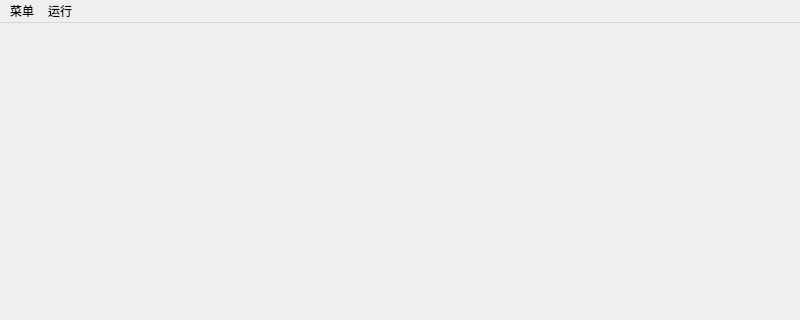
First picture: the form in main.ui, repository foryoung365/DBTableCheckHelper, before the edit; both pictures show x 0 to 800 and y 0 to 320 of the 800 by 600 pixel window.
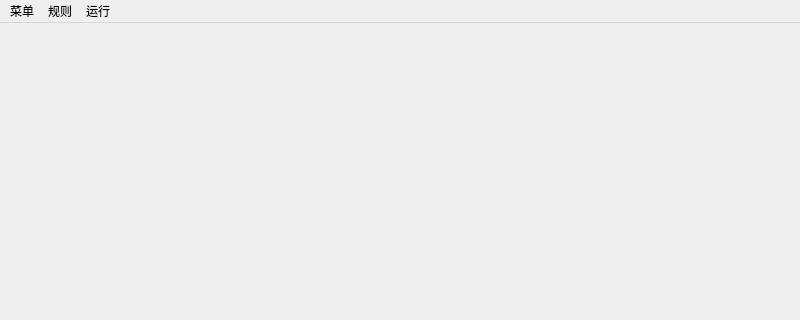
Second picture: the form after the edit.

Diff of the .ui file:
```diff
--- a/main.ui
+++ b/main.ui
@@ -41,7 +41,14 @@
     </property>
     <addaction name="action"/>
    </widget>
+   <widget class="QMenu" name="menu_3">
+    <property name="title">
+     <string>规则</string>
+    </property>
+    <addaction name="action_3"/>
+   </widget>
    <addaction name="menu"/>
+   <addaction name="menu_3"/>
    <addaction name="menu_2"/>
   </widget>
   <widget class="QStatusBar" name="statusbar"/>
```
Left out of the diff: 5 changed lines with no effect on the pictures.
